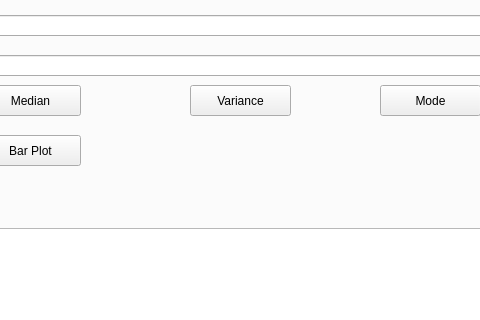
Above: matfHub/mainwindow.ui from milalukic/matfHub before the change; both pictures show x 470 to 950 and y 196 to 516 of the 1315 by 772 pixel window. Below: the same form after it.
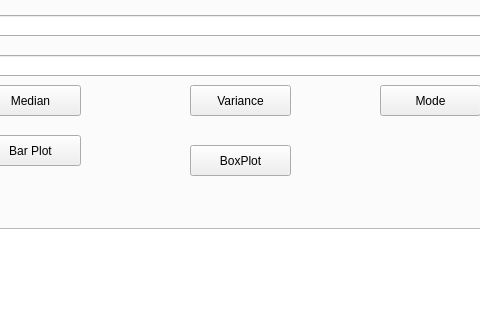
That is the form after the change. Icons and pictures are not drawn.

Commit message: Feature: Boxplot Dodata funkcionalnost crtanja kutijastog dijagrama

What changed in the file:
```diff
--- a/matfHub/mainwindow.ui
+++ b/matfHub/mainwindow.ui
@@ -2557,6 +2557,19 @@
              </rect>
             </property>
            </widget>
+           <widget class="QPushButton" name="pbBox">
+            <property name="geometry">
+             <rect>
+              <x>640</x>
+              <y>230</y>
+              <width>101</width>
+              <height>31</height>
+             </rect>
+            </property>
+            <property name="text">
+             <string>BoxPlot</string>
+            </property>
+           </widget>
           </widget>
          </widget>
         </item>
```
Left out of the diff: 17 changed lines with no effect on the pictures. The commit also changes 2 other files.
